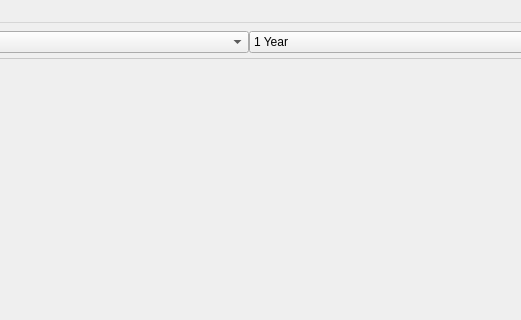
Qt form QtApp/QStock/QStock/QStockMainWindows.ui (yixiaoyang/QStock) before a commit; both pictures show x 339 to 860 and y 0 to 320 of the 1052 by 656 pixel window.
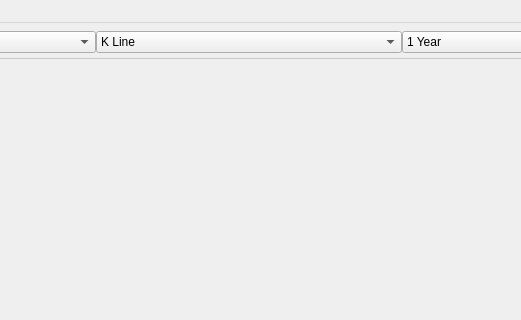
The same form after that commit. The open tabs and pages were chosen to show the change. Icons and pictures are not drawn. Custom widgets are drawn as their Qt base class.

Commit message: 1.QStock更新：添加K线图绘制，添加分时图和K线图切换功能 2.QStock APP修复UCM构析时saveconfig引起的内存访问错误问题。

What changed in the file:
```diff
--- a/QtApp/QStock/QStock/QStockMainWindows.ui
+++ b/QtApp/QStock/QStock/QStockMainWindows.ui
@@ -650,6 +650,20 @@
                     </property>
                    </widget>
                   </item>
+                  <item>
+                   <widget class="QComboBox" name="comboBox_waveView">
+                    <item>
+                     <property name="text">
+                      <string>K Line</string>
+                     </property>
+                    </item>
+                    <item>
+                     <property name="text">
+                      <string>Time Index Chart</string>
+                     </property>
+                    </item>
+                   </widget>
+                  </item>
                   <item>
                    <widget class="QComboBox" name="comboBox_wavesDatetome">
                     <item>
```
Left out of the diff: 6 changed lines with no effect on the pictures. The commit also changes 8 other files.
